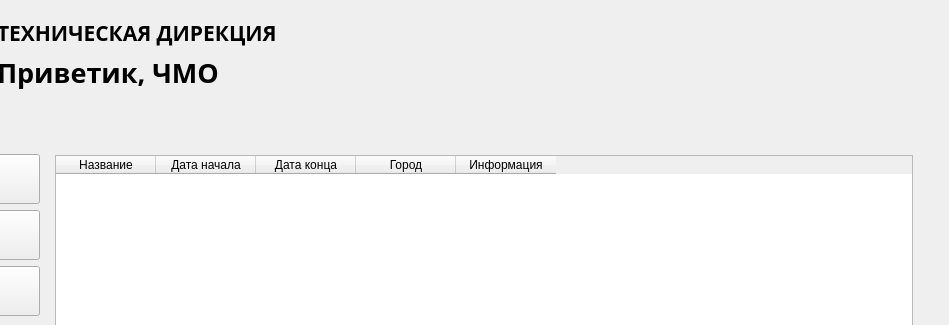
Qt form OrganizeForm.ui (faryek/KARELLO) before a commit; both pictures show x 237 to 1186 and y 0 to 325 of the 1186 by 814 pixel window.
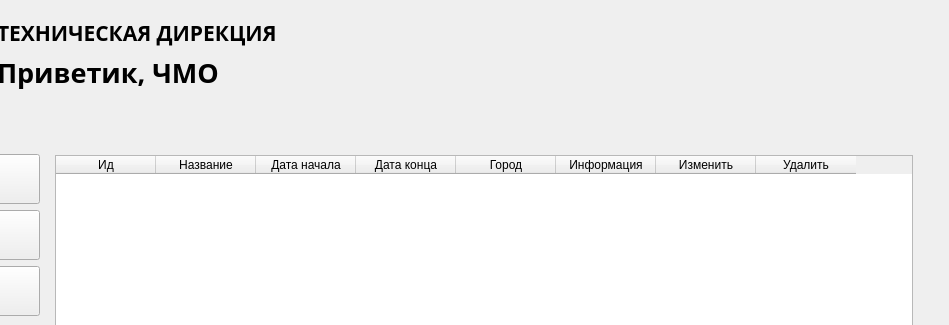
The same form after that commit. The open tabs and pages were chosen to show the change. Icons and pictures are not drawn.

The edit to the form file:
```diff
--- a/OrganizeForm.ui
+++ b/OrganizeForm.ui
@@ -387,6 +387,14 @@
                     <property name="editTriggers">
                      <set>QAbstractItemView::NoEditTriggers</set>
                     </property>
+                    <column>
+                     <property name="text">
+                      <string>Ид</string>
+                     </property>
+                     <property name="textAlignment">
+                      <set>AlignCenter</set>
+                     </property>
+                    </column>
                     <column>
                      <property name="text">
                       <string>Название</string>
@@ -427,6 +435,22 @@
                       <set>AlignCenter</set>
                      </property>
                     </column>
+                    <column>
+                     <property name="text">
+                      <string>Изменить</string>
+                     </property>
+                     <property name="textAlignment">
+                      <set>AlignCenter</set>
+                     </property>
+                    </column>
+                    <column>
+                     <property name="text">
+                      <string>Удалить</string>
+                     </property>
+                     <property name="textAlignment">
+                      <set>AlignCenter</set>
+                     </property>
+                    </column>
                    </widget>
                   </item>
                   <item>
```
Left out of the diff: 4 changed lines with no effect on the pictures.
